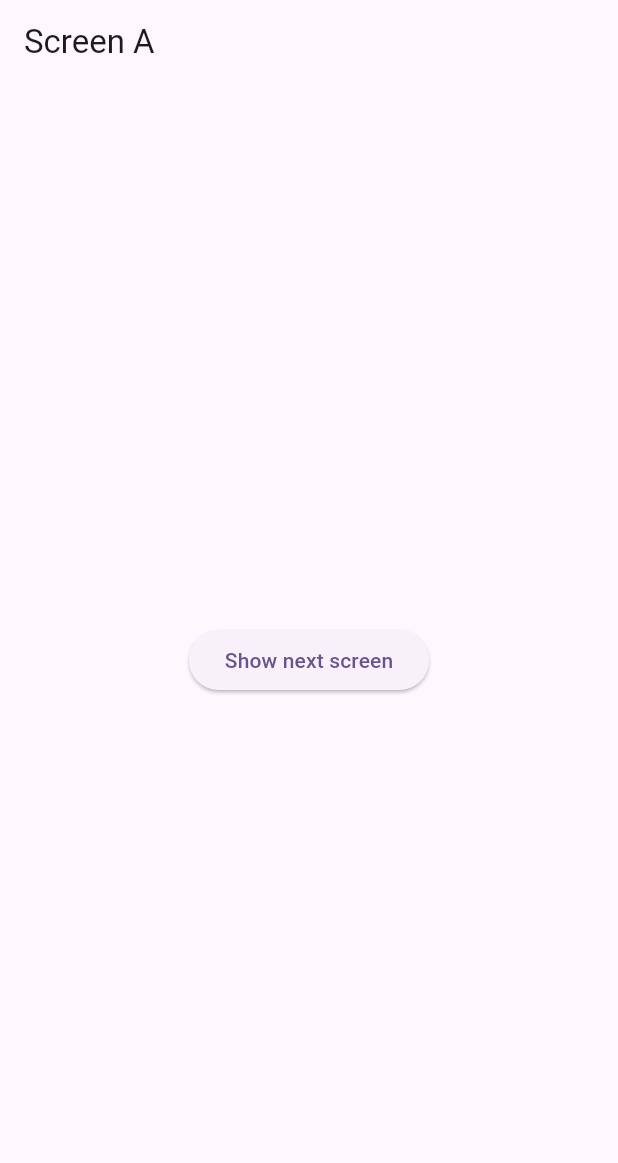
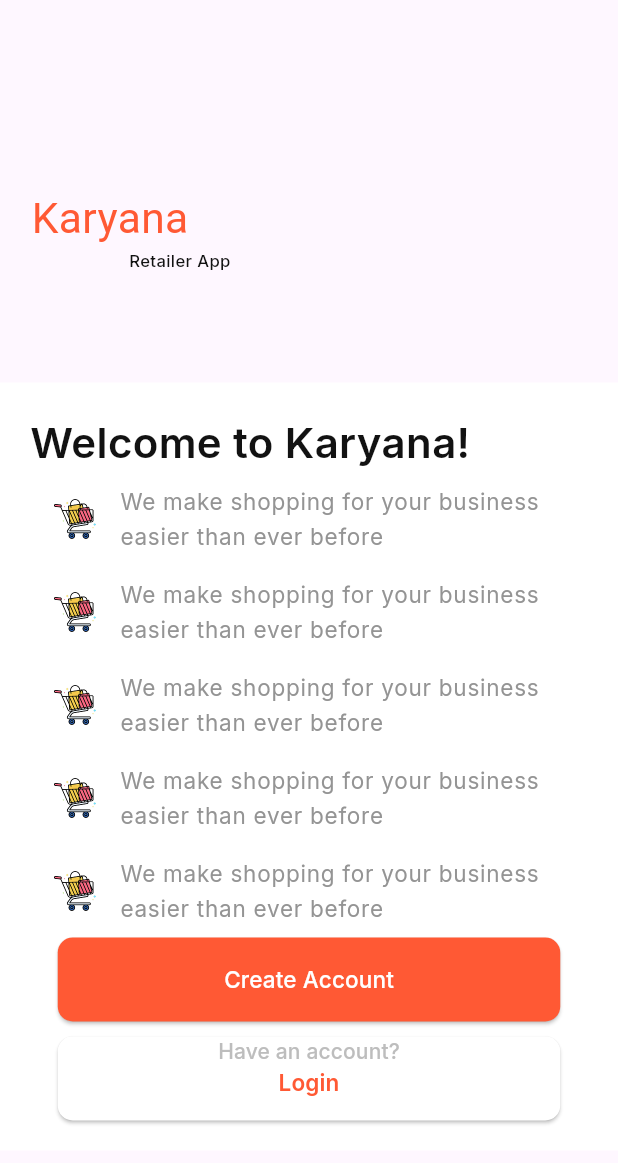
Before and after one commit to AbRehman536/mohib_frontend, a Flutter app: the screen it shows after launch, on a phone screen of 412 x 824 dp. Shown: the top 1163 px of the screen. Run offline on Flutter 3.47's test engine with Material 3 defaults, Android fonts, the phone set to English and light mode, and no system bars; our stand-ins replace google_fonts, google_maps_flutter, pinput, smooth_page_indicator.

Commit message:
Project Done

```diff
--- a/lib/main.dart
+++ b/lib/main.dart
@@ -14,6 +14,7 @@ import 'package:mohib_frontend/multi_selection.dart';
 import 'package:mohib_frontend/nested_row_column.dart';
 import 'package:mohib_frontend/pageview.dart';
 import 'package:mohib_frontend/passing%20parameters/screen_1.dart';
+import 'package:mohib_frontend/project.dart';
 import 'package:mohib_frontend/provider/screen_a.dart';
 import 'package:mohib_frontend/provider/user_provider.dart';
 import 'package:mohib_frontend/row_column.dart';
@@ -58,7 +59,7 @@ class MyApp extends StatelessWidget {
         // tested with just a hot reload.
         colorScheme: ColorScheme.fromSeed(seedColor: Colors.deepPurple),
       ),
-      home: ScreenA(),
+      home: Project(),
     );
   }
 }
--- /dev/null
+++ b/lib/project.dart
@@ -0,0 +1,143 @@
+import 'package:flutter/material.dart';
+import 'package:google_fonts/google_fonts.dart';
+
+
+class Project extends StatelessWidget {
+  const Project({super.key});
+
+  @override
+  Widget build(BuildContext context) {
+    return Scaffold(
+      body: Column(
+        children: [
+          Align(
+            alignment: Alignment.topLeft,
+            child: Padding(
+              padding: const EdgeInsets.only(top: 125.0, left: 21),
+              child: Text("Karyana",style: GoogleFonts.kronaOne(
+                fontWeight: FontWeight.w400,
+                fontSize: 28.4,
+                color: Color(0xffFF5934)
+              ),),
+            ),
+          ),
+          Align(
+            alignment: Alignment.topLeft,
+            child: Padding(
+              padding: const EdgeInsets.only(bottom: 73.0, left: 86),
+              child: Text("Retailer App",style: GoogleFonts.inter(
+                  fontWeight: FontWeight.w500,
+                  fontSize: 11.11,
+                  color: Color(0xff121212)
+              ),),
+            ),
+          ),
+          Container(
+            color: Colors.white,
+            child: Padding(
+              padding: const EdgeInsets.all(20.0),
+              child: Column(
+                children: [
+                  Align(
+                    alignment: Alignment.topLeft,
+                    child: Text("Welcome to Karyana!",style: GoogleFonts.inter(
+                        fontWeight: FontWeight.w600,
+                        fontSize: 28,
+                        color: Color(0xff121212)
+                    ),),
+                  ),
+                  ListTile(
+                    leading: Image.asset("assets/images/shopping-cart.png",height: 28,width: 28,),
+                    title: Text("We make shopping for your business easier than ever before",
+                      style: GoogleFonts.inter(
+                          fontWeight: FontWeight.w400,
+                          fontSize: 15,
+                          color: Color(0xff949494)
+                      ),),
+                  ),
+                  ListTile(
+                    leading: Image.asset("assets/images/shopping-cart.png",height: 28,width: 28,),
+                    title: Text("We make shopping for your business easier than ever before",
+                      style: GoogleFonts.inter(
+                          fontWeight: FontWeight.w400,
+                          fontSize: 15,
+                          color: Color(0xff949494)
+                      ),),
+                  ),
+                  ListTile(
+                    leading: Image.asset("assets/images/shopping-cart.png",height: 28,width: 28,),
+                    title: Text("We make shopping for your business easier than ever before",
+                      style: GoogleFonts.inter(
+                          fontWeight: FontWeight.w400,
+                          fontSize: 15,
+                          color: Color(0xff949494)
+                      ),),
+                  ),
+                  ListTile(
+                    leading: Image.asset("assets/images/shopping-cart.png",height: 28,width: 28,),
+                    title: Text("We make shopping for your business easier than ever before",
+                      style: GoogleFonts.inter(
+                          fontWeight: FontWeight.w400,
+                          fontSize: 15,
+                          color: Color(0xff949494)
+                      ),),
+                  ),
+                  ListTile(
+                    leading: Image.asset("assets/images/shopping-cart.png",height: 28,width: 28,),
+                    title: Text("We make shopping for your business easier than ever before",
+                      style: GoogleFonts.inter(
+                          fontWeight: FontWeight.w400,
+                          fontSize: 15,
+                          color: Color(0xff949494)
+                      ),),
+                  ),
+                  SizedBox(
+                    height: 56,
+                    width: 335,
+                    child: ElevatedButton(onPressed: (){},
+                        style: ElevatedButton.styleFrom(
+                            backgroundColor: Color(0xffFF5934),
+                            shape: RoundedRectangleBorder(
+                                borderRadius: BorderRadius.circular(10)
+                            )
+                        ), child: Text("Create Account",style: GoogleFonts.inter(
+                            fontWeight: FontWeight.w500,
+                            fontSize: 15,
+                            color: Color(0xffFFFFFF)
+                        ),)),
+                  ),
+                  SizedBox(height: 10,),
+                  SizedBox(
+                    height: 56,
+                    width: 335,
+                    child: ElevatedButton(onPressed: (){},
+                        style: ElevatedButton.styleFrom(
+                            backgroundColor: Color(0xffFFFFFF),
+                            shape: RoundedRectangleBorder(
+                                borderRadius: BorderRadius.circular(10)
+                            )
+                        ),child: Column(
+                          children: [
+                            Text("Have an account?",style: GoogleFonts.inter(
+                                fontWeight: FontWeight.w500,
+                                fontSize: 14,
+                                color: Color(0xffBDBDBD)
+                            ),),
+                            Text("Login",style: GoogleFonts.inter(
+                                fontWeight: FontWeight.w600,
+                                fontSize: 15,
+                                color: Color(0xffFF5934)
+                            ),),
+                          ],
+                        )),
+                  ),
+                ],
+              ),
+            ),
+          )
+
+        ],
+      ),
+    );
+  }
+}
--- a/pubspec.yaml
+++ b/pubspec.yaml
@@ -39,6 +39,7 @@ dependencies:
   pinput: ^6.0.1
   google_maps_flutter: ^2.14.0
   provider: ^6.1.5+1
+  google_fonts: ^7.0.0
 
 dev_dependencies:
   flutter_test:
```
Also changed, not shown: assets/images/shopping-cart.png (added), pubspec.lock, 1 other file.
